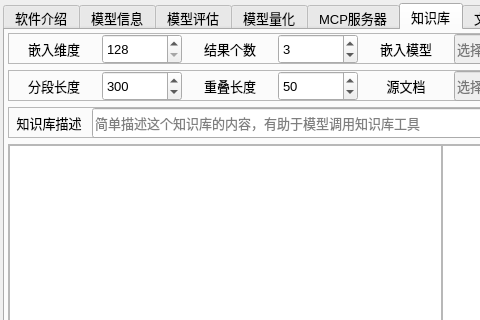
First picture: the form in src/expend/expend.ui, repository ylsdamxssjxxdd/eva, before the edit; both pictures show x 0 to 480 and y 0 to 320 of the 883 by 605 pixel window.
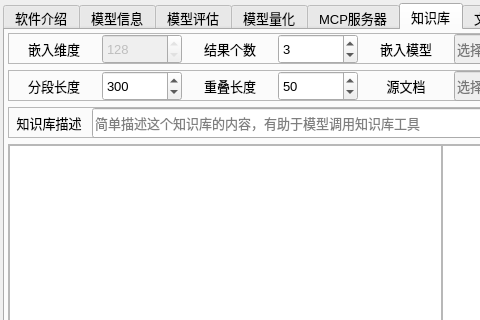
Second picture: the form after the edit. The open tabs and pages were chosen to show the change. Custom widgets are drawn as their Qt base class.

Patch:
```diff
--- a/src/expend/expend.ui
+++ b/src/expend/expend.ui
@@ -1729,7 +1729,7 @@
           <item>
             <widget class="QSpinBox" name="embedding_dim_spinBox">
              <property name="enabled">
-              <bool>true</bool>
+             <bool>false</bool>
              </property>
             <property name="minimumSize">
              <size>
@@ -1744,7 +1744,7 @@
              </size>
             </property>
              <property name="readOnly">
-              <bool>false</bool>
+              <bool>true</bool>
              </property>
             <property name="minimum">
              <number>128</number>
```
Left out of the diff: 2 changed lines with no effect on the pictures. Lines whose indentation alone changed are shown as unchanged.
